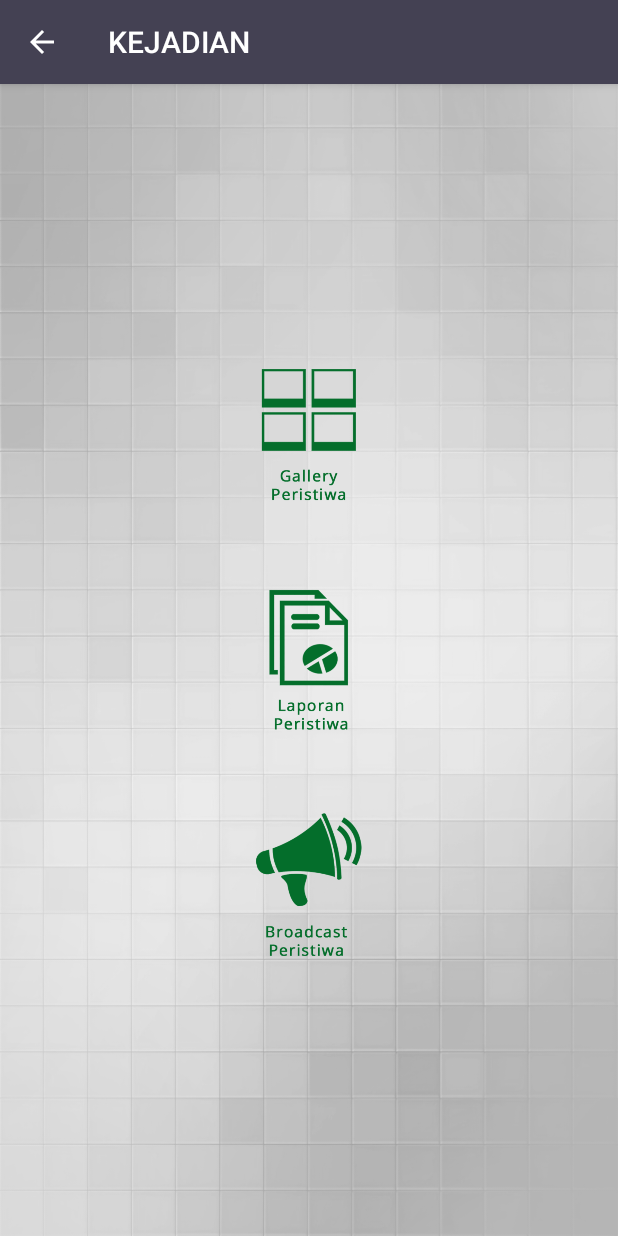
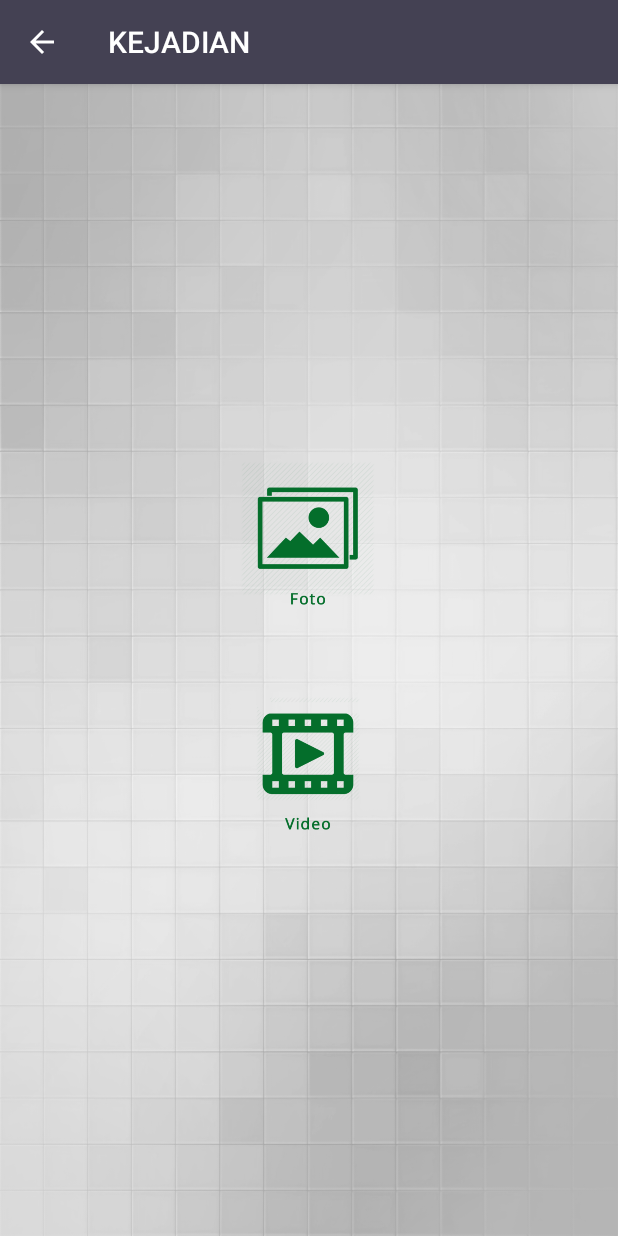
Before and after one commit to Syiham11/Nu-Mobile, an Android app: the KegiatanMenuActivity screen opened directly, with no data from a screen before it, on a phone screen of 412 x 824 dp. Run offline under Robolectric (Android 15) with nearby library versions, the phone set to English and light mode, and no system bars; Roboto replaces fonts that are not available here.

Commit message:
edit content menu kegiatan

```diff
--- a/app/src/main/res/layout/content_menu_kegiatan.xml
+++ b/app/src/main/res/layout/content_menu_kegiatan.xml
@@ -22,25 +22,19 @@
         <Button
             android:layout_width="150dp"
             android:layout_height="150dp"
-            android:id="@+id/btnGalleryPeristiwa"
+            android:id="@+id/btnPhoto"
             android:layout_gravity="center_horizontal"
-            android:background="@drawable/gallery_peristiwa"
-          />
-
-        <Button
-            android:layout_width="150dp"
-            android:layout_height="150dp"
-            android:background="@drawable/laporan_peristiwa"
-            android:id="@+id/btnLaporanPeristiwa"
-            android:layout_gravity="center_horizontal"
+            android:background="@drawable/foto"
             />
 
         <Button
             android:layout_width="150dp"
             android:layout_height="150dp"
-            android:background="@drawable/broadcast_peristiwa"
-            android:id="@+id/btnBroadcastPeristiwa"
-            android:layout_gravity="center_horizontal" />
+            android:background="@drawable/video"
+            android:id="@+id/btnVideo"
+            android:layout_gravity="center_horizontal"
+            />
+
 
     </LinearLayout>
 </ScrollView>
```
